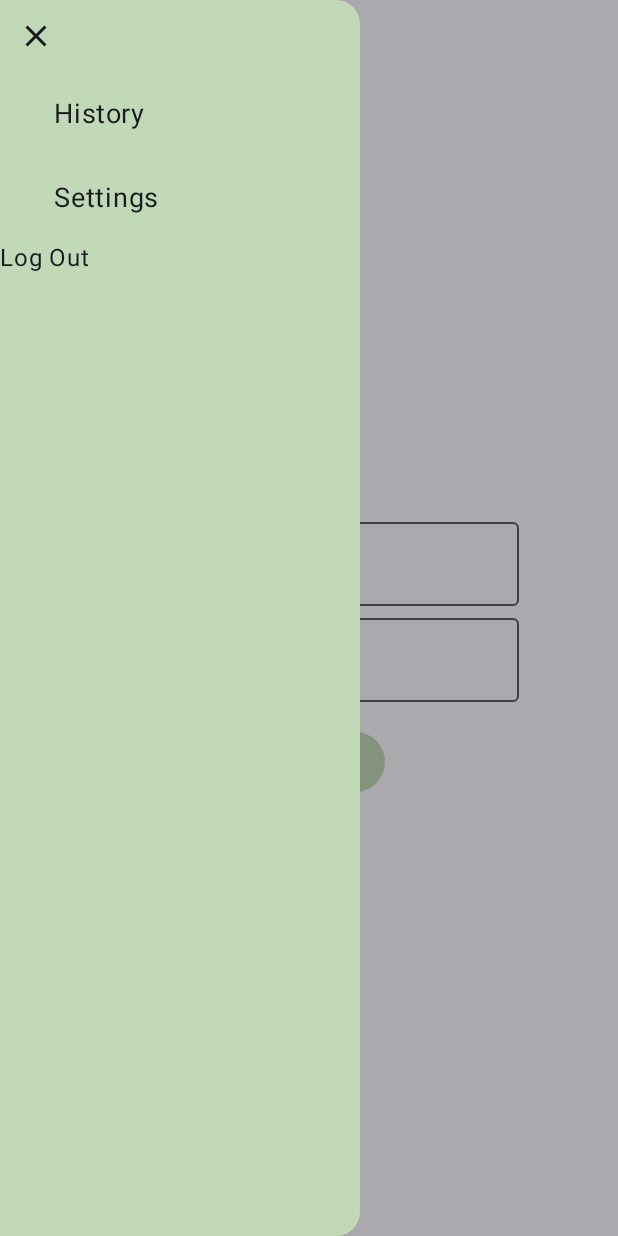
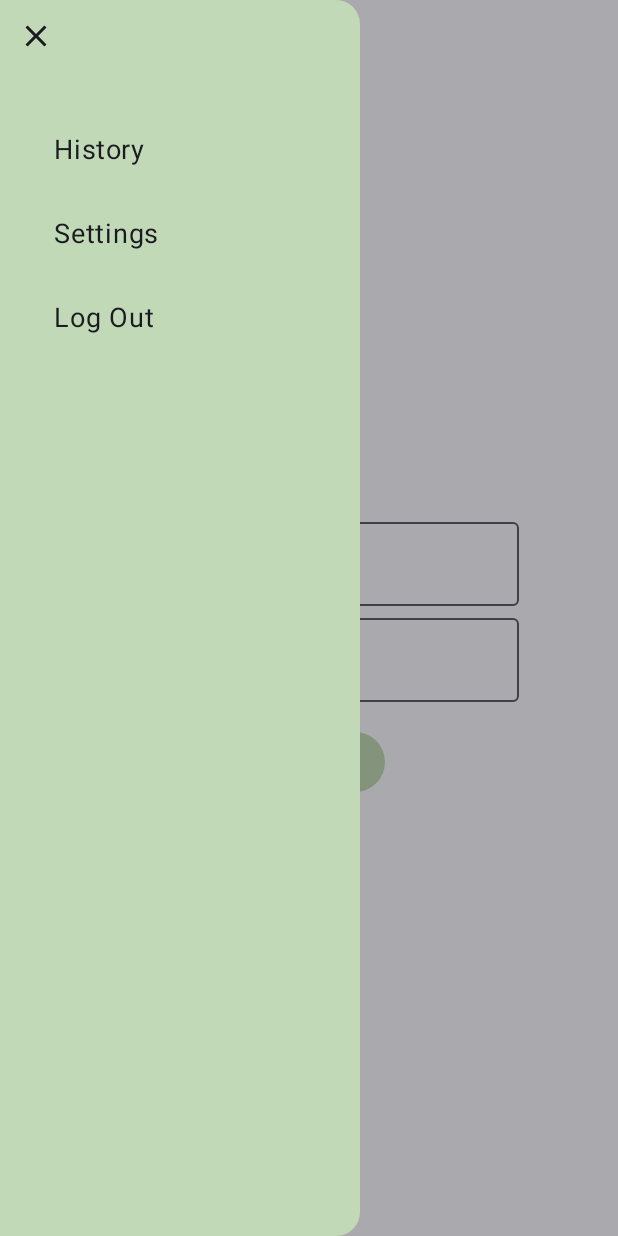
Before and after one commit to jaredbaca/RecyclingTracker, an Android app built with Jetpack Compose: the SignUpScreen screen opened through its navigation route, after a tap on "navigation icon", on a phone screen of 412 x 824 dp. Run offline under Robolectric (Android 15) with nearby library versions, the phone set to English and light mode, and no system bars; our stand-ins replace Dagger/Hilt's generated code, Firebase (no records; nobody signed in at launch, a user with empty details on screens opened directly), livedata-compose; 1 statement that could not run was skipped.

Commit message:
login and logout work, db submissions work, current user doesn't update correctly

```diff
--- a/app/build.gradle.kts
+++ b/app/build.gradle.kts
@@ -58,6 +58,8 @@ dependencies {
     implementation("androidx.lifecycle:lifecycle-runtime-ktx:2.6.2")
     implementation("androidx.preference:preference-ktx:1.2.1")
     implementation("androidx.activity:activity-compose:1.8.0")
+    implementation("androidx.compose.runtime:runtime:1.5.4")
+    implementation("androidx.compose.runtime:runtime-livedata:1.5.4")
     implementation(platform("androidx.compose:compose-bom:2023.03.00"))
     implementation("androidx.compose.ui:ui")
     implementation("androidx.compose.ui:ui-graphics")
--- a/app/src/main/java/edu/bu/recyclingtracker/MainActivity.kt
+++ b/app/src/main/java/edu/bu/recyclingtracker/MainActivity.kt
@@ -25,12 +25,16 @@ import androidx.compose.material3.Text
 import androidx.compose.material3.rememberDrawerState
 import androidx.compose.runtime.Composable
 import androidx.compose.runtime.LaunchedEffect
+import androidx.compose.runtime.collectAsState
 import androidx.compose.runtime.getValue
+import androidx.compose.runtime.livedata.observeAsState
 import androidx.compose.runtime.mutableStateOf
 import androidx.compose.runtime.remember
 import androidx.compose.runtime.rememberCoroutineScope
 import androidx.compose.runtime.setValue
 import androidx.compose.ui.Modifier
+import androidx.compose.ui.unit.dp
+import androidx.compose.ui.unit.sp
 import androidx.hilt.navigation.compose.hiltViewModel
 import androidx.lifecycle.viewmodel.compose.viewModel
 import androidx.navigation.NavDestination.Companion.hierarchy
@@ -56,6 +60,7 @@ import edu.bu.recyclingtracker.ui.theme.RecyclingTrackerTheme
 import edu.bu.recyclingtracker.ui.theme.navBarColor
 import kotlinx.coroutines.GlobalScope
 import kotlinx.coroutines.async
+import kotlinx.coroutines.flow.collect
 import kotlinx.coroutines.launch
 
 @AndroidEntryPoint
@@ -98,12 +103,16 @@ fun RecyclingTrackerApp() {
     //Using emulator for testing mode
 //    db.useEmulator("10.0.2.2", 8080)
 
+    val loginViewModel: LoginViewModel = hiltViewModel()
+//    val currentUser by loginViewModel.currentUser.observeAsState()
+//    val currentUser by loginViewModel.currentUser
+
+
     // Create Repository object
-    var recyclingTrackerRepository = RecyclingTrackerRepository(RecyclingTrackerDao((db)))
+    var recyclingTrackerRepository = RecyclingTrackerRepository(RecyclingTrackerDao(db, loginViewModel))
 
     // Create view model here so that it can utilize the repository
     val recyclablesViewModel: LogRecyclablesViewModel = viewModel {LogRecyclablesViewModel(recyclingTrackerRepository)}
-    val loginViewModel: LoginViewModel = hiltViewModel()
 
     // Retrieve initial totals from Firestore to display on stats page
     LaunchedEffect(true) {
@@ -134,14 +143,19 @@ fun RecyclingTrackerApp() {
                 if(loginViewModel.currentUser == null) {
                     drawerItem(name = "Login", route = Routes.LOGIN_SCREEN, navController = navController, scope, drawerState)
                 }
+                Text(text = "${loginViewModel.currentUser?.email}")
+
                 drawerItem(name = "History", route = Routes.HOME_SCREEN, navController = navController, scope, drawerState)
                 drawerItem(name = "Settings", route = Routes.HOME_SCREEN, navController = navController, scope, drawerState)
 
                 if(loginViewModel.currentUser != null) {
-                    Text(text = "Log Out", modifier = Modifier
-                        .clickable { loginViewModel.logoutUser()
-                        navController.navigate(Routes.LOGIN_SCREEN)
-                            Log.d("Log Out", loginViewModel.currentUser.value?.email.toString())
+                    Text(text = "Log Out", fontSize = 18.sp, modifier = Modifier
+                        .padding(start = 36.dp, top = 16.dp, bottom = 16.dp)
+                        .clickable {
+                            loginViewModel.logoutUser()
+                            navController.navigate(Routes.LOGIN_SCREEN)
+//                            Log.d("Log Out", loginViewModel.currentUser.value?.email.toString())
+//                            scope.launch { drawerState.apply { close() } }
                         })
                 }
             }
--- a/app/src/main/java/edu/bu/recyclingtracker/authentication/AuthRepository.kt
+++ b/app/src/main/java/edu/bu/recyclingtracker/authentication/AuthRepository.kt
@@ -5,12 +5,18 @@ import com.google.firebase.auth.AuthResult
 import com.google.firebase.auth.FirebaseUser
 import com.google.rpc.context.AttributeContext
 import edu.bu.recyclingtracker.util.Resource
+import kotlinx.coroutines.CoroutineScope
 import kotlinx.coroutines.flow.Flow
+import kotlinx.coroutines.flow.StateFlow
 
 interface AuthRepository {
+
+    val currentUser:FirebaseUser?
     fun loginUser(email: String, password: String): Flow<Resource<AuthResult>>
     fun registerUser(email: String, password: String): Flow<Resource<AuthResult>>
 
     fun logoutUser()
 
+    fun getAuthState(viewModelScope: CoroutineScope): StateFlow<Boolean>
+
 }
--- a/app/src/main/java/edu/bu/recyclingtracker/authentication/LoginViewModel.kt
+++ b/app/src/main/java/edu/bu/recyclingtracker/authentication/LoginViewModel.kt
@@ -1,6 +1,10 @@
 package edu.bu.recyclingtracker.authentication
 
 import android.util.Log
+import androidx.compose.runtime.MutableState
+import androidx.compose.runtime.State
+import androidx.compose.runtime.collectAsState
+import androidx.compose.runtime.mutableStateOf
 import androidx.lifecycle.LiveData
 import androidx.lifecycle.MutableLiveData
 import androidx.lifecycle.ViewModel
@@ -9,6 +13,8 @@ import com.google.firebase.auth.FirebaseUser
 import dagger.hilt.android.lifecycle.HiltViewModel
 import edu.bu.recyclingtracker.util.Resource
 import kotlinx.coroutines.channels.Channel
+import kotlinx.coroutines.flow.Flow
+import kotlinx.coroutines.flow.callbackFlow
 import kotlinx.coroutines.flow.collect
 import kotlinx.coroutines.flow.receiveAsFlow
 import kotlinx.coroutines.launch
@@ -22,17 +28,22 @@ class LoginViewModel @Inject constructor(
     val _signInState = Channel<SignInState>()
     val signInState = _signInState.receiveAsFlow()
 
-    private val _currentUser = MutableLiveData<FirebaseUser?>()
-    val currentUser: LiveData<FirebaseUser?> get() = _currentUser
+    val currentUser = repository.currentUser
+    val currentUserMutable = mutableStateOf(repository.currentUser)
+
+
+
+//    private val _currentUser: MutableState<FirebaseUser?> = mutableStateOf(null)
+//    val currentUser: MutableState<FirebaseUser?> get() = _currentUser
 
     fun loginUser(email: String, password: String) = viewModelScope.launch {
         repository.loginUser(email, password).collect{ result ->
             when(result) {
                 is Resource.Success -> {
                     _signInState.send(SignInState(isSuccess = "Sign In Successful"))
-                    _currentUser.value = result.data?.user
+//                    _currentUser.value = result.data?.user
                     Log.d("Auth",result.data?.user?.email.toString())
-                    Log.d("Current User", currentUser.value?.email.toString())
+//                    Log.d("Current User", currentUser.value?.email.toString())
                 }
 
                 is Resource.Loading -> {
--- a/app/src/main/java/edu/bu/recyclingtracker/authentication/SignUpScreen.kt
+++ b/app/src/main/java/edu/bu/recyclingtracker/authentication/SignUpScreen.kt
@@ -33,6 +33,7 @@ import androidx.navigation.NavHostController
 import com.google.firebase.auth.FirebaseAuth
 import edu.bu.recyclingtracker.ui.LogRecyclablesViewModel
 import edu.bu.recyclingtracker.ui.components.loginField
+import edu.bu.recyclingtracker.ui.screens.Routes
 import edu.bu.recyclingtracker.ui.theme.navBarColor
 import kotlinx.coroutines.launch
 
@@ -102,6 +103,7 @@ fun SignUpScreen(
                     if(state.value?.isSuccess?.isNotEmpty() == true) {
                         val success = state.value?.isSuccess
                         Toast.makeText(context, "$success", Toast.LENGTH_LONG).show()
+                        navController.navigate(Routes.LOGIN_SCREEN)
                     }
                 }
             }
--- a/app/src/main/java/edu/bu/recyclingtracker/data/Constants.kt
+++ b/app/src/main/java/edu/bu/recyclingtracker/data/Constants.kt
@@ -66,4 +66,4 @@ val itemWeights: Map<String, Int> = mapOf(
 )
 
 // Temporary current user constant for testing. Will be replace by Firebase auth instance.
-const val CURRENT_USER = "Jared Baca"
+//const val CURRENT_USER = "Jared Baca"
--- a/app/src/main/java/edu/bu/recyclingtracker/data/RecyclingTrackerDao.kt
+++ b/app/src/main/java/edu/bu/recyclingtracker/data/RecyclingTrackerDao.kt
@@ -2,8 +2,12 @@ package edu.bu.recyclingtracker.data
 
 import android.util.Log
 import androidx.compose.runtime.currentCompositionErrors
+import androidx.compose.runtime.mutableStateOf
+import androidx.compose.runtime.remember
+import androidx.hilt.navigation.compose.hiltViewModel
 import com.google.firebase.firestore.DocumentSnapshot
 import com.google.firebase.firestore.FirebaseFirestore
+import edu.bu.recyclingtracker.authentication.LoginViewModel
 import kotlinx.coroutines.GlobalScope
 import kotlinx.coroutines.async
 import kotlinx.coroutines.tasks.await
@@ -15,8 +19,9 @@ import kotlin.reflect.typeOf
 /*
 Database Access Object that defines the implementation for functions interacting with Firestore DB.
  */
-class RecyclingTrackerDao(private val firestore: FirebaseFirestore) {
+class RecyclingTrackerDao(private val firestore: FirebaseFirestore, private val loginViewModel: LoginViewModel) {
 
+    val CURRENT_USER = loginViewModel.currentUser?.email
     val entriesCollectionReference = firestore.collection("users/${CURRENT_USER}/entries")
     val totalsCollectionReference = firestore.collection("users/${CURRENT_USER}/totals")
 
@@ -26,6 +31,7 @@ class RecyclingTrackerDao(private val firestore: FirebaseFirestore) {
     fun addEntry(entry: Entry) {
         try {
             entriesCollectionReference.add(entry)
+            Log.d("Auth", "Current User in AddEntry: ${loginViewModel.currentUser?.email}")
         } catch (e: Exception) {
             Log.w(TAG, "Error adding user to db")
         }
@@ -44,7 +50,7 @@ class RecyclingTrackerDao(private val firestore: FirebaseFirestore) {
 
             // Adds the updated amount (from viewModel counts) to the previous total
             for(key in updates.keys) {
-                newTotals[key] = sum(currentTotals[key].toString().toDouble(),
+                newTotals[key] = sum((currentTotals[key]?:0).toString().toDouble(),
                     updates[key].toString().toDouble())
             }
             // Replace existing totals in Firestore DB with newly updated totals
@@ -61,6 +67,7 @@ class RecyclingTrackerDao(private val firestore: FirebaseFirestore) {
      */
     suspend fun getTotals(): Map<String, Any> = suspendCoroutine { continuation ->
         try {
+
             val documentRef = totalsCollectionReference.document("totals")
 
             documentRef.get()
@@ -71,6 +78,7 @@ class RecyclingTrackerDao(private val firestore: FirebaseFirestore) {
                         continuation.resume(totals)
                     } else {
                         Log.w(TAG, "Document not found")
+                        firestore.document("users/${CURRENT_USER}/totals/totals").set(emptyMap<String, Any>())
                         continuation.resume(emptyMap())
                     }
                 }
--- a/app/src/main/java/edu/bu/recyclingtracker/ui/screens/RecyclingTrackerNavigationGraph.kt
+++ b/app/src/main/java/edu/bu/recyclingtracker/ui/screens/RecyclingTrackerNavigationGraph.kt
@@ -2,11 +2,13 @@ package edu.bu.recyclingtracker.ui.screens
 
 import androidx.compose.material3.ExperimentalMaterial3Api
 import androidx.compose.runtime.Composable
+import androidx.hilt.navigation.compose.hiltViewModel
 import androidx.navigation.NavHostController
 import androidx.navigation.compose.NavHost
 import androidx.navigation.compose.composable
 import com.google.firebase.auth.FirebaseAuth
 import edu.bu.recyclingtracker.authentication.LoginScreen
+import edu.bu.recyclingtracker.authentication.LoginViewModel
 import edu.bu.recyclingtracker.authentication.SignUpScreen
 import edu.bu.recyclingtracker.ui.LogRecyclablesViewModel
 
@@ -20,8 +22,8 @@ fun RecyclingTrackerNavigationGraph(
     navController: NavHostController,
     recyclablesViewModel: LogRecyclablesViewModel,
 ) {
-
-    NavHost(navController = navController, startDestination = Routes.LOGIN_SCREEN) {
+    val loginViewModel: LoginViewModel = hiltViewModel()
+    NavHost(navController = navController, startDestination = if(loginViewModel.currentUser == null) Routes.LOGIN_SCREEN else Routes.HOME_SCREEN) {
 
         composable(Routes.LOGIN_SCREEN) {
             LoginScreen(navController)
```
Also changed, not shown: app/src/main/java/edu/bu/recyclingtracker/authentication/AuthRepositoryImpl.kt (+16 -1 lines).
